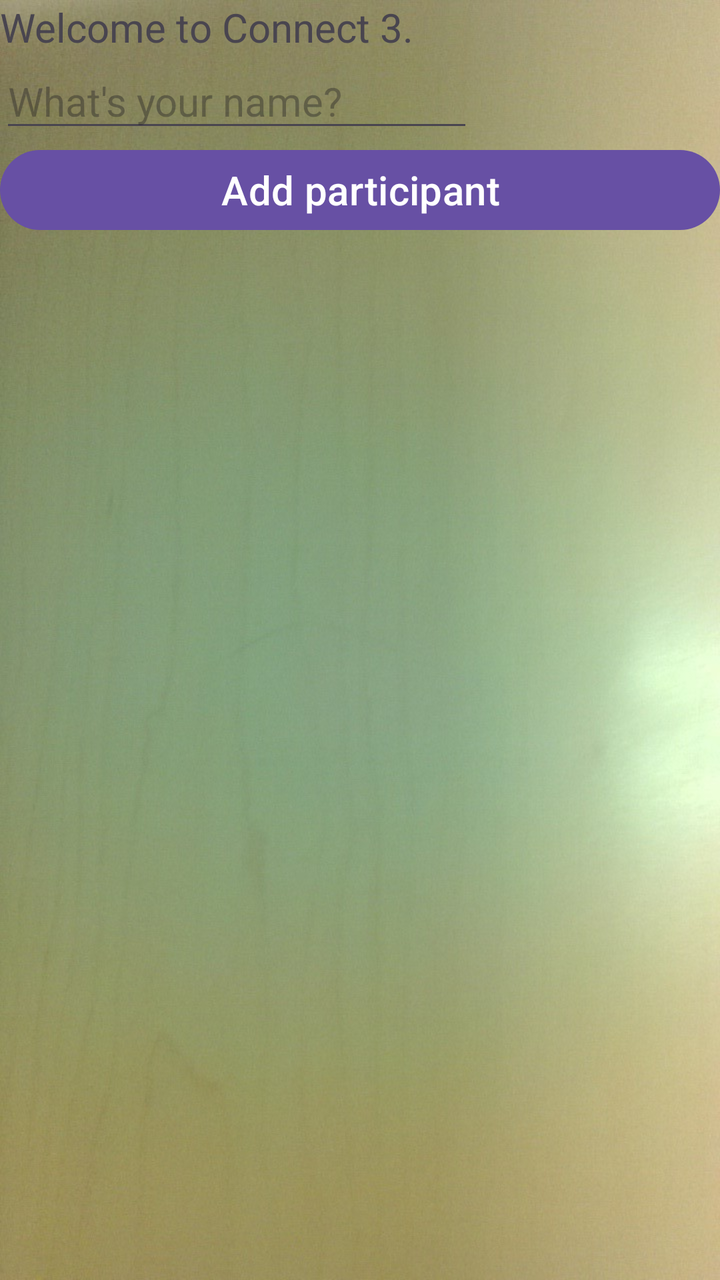
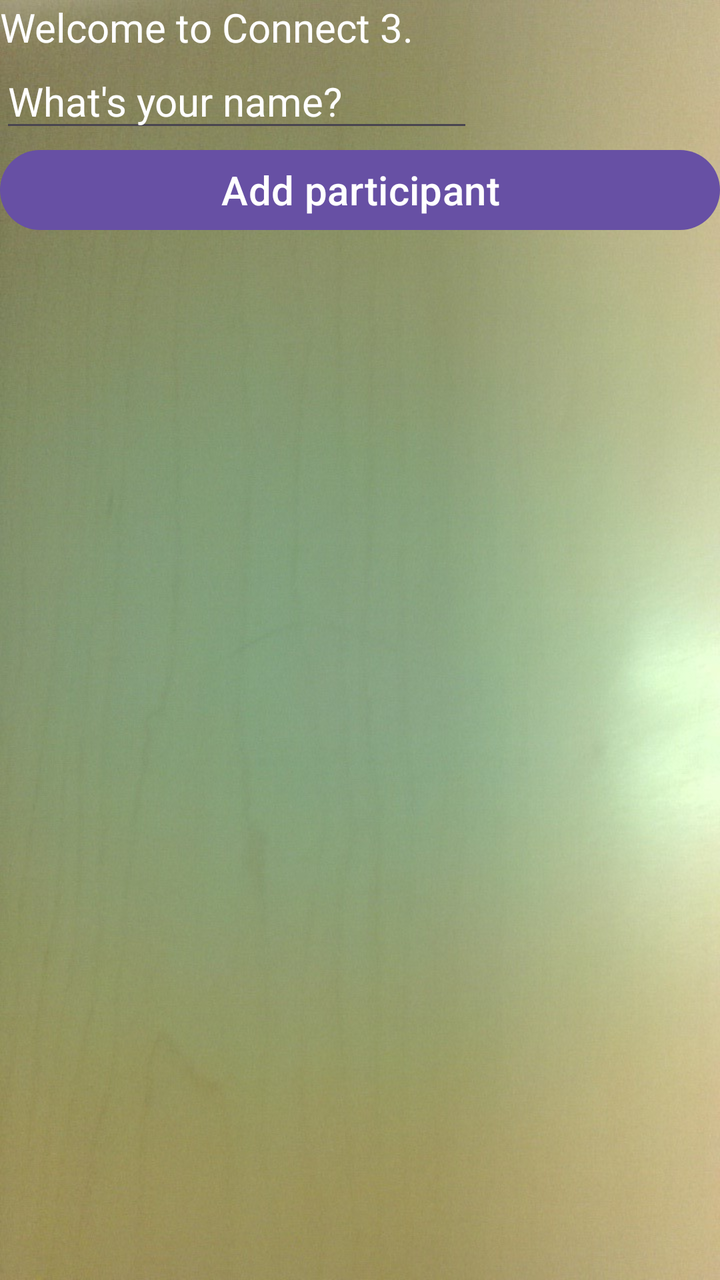

Before-and-after screenshots of an Android layout around one commit, followed by the original layout XML and the change that was made.
<!-- AndroidManifest.xml: application theme Theme.Assignment1 -->
<!-- res/layout/activity_welcome.xml -->
<?xml version="1.0" encoding="utf-8"?>
<LinearLayout xmlns:android="http://schemas.android.com/apk/res/android"
    android:layout_width="match_parent"
    android:layout_height="wrap_content"
    android:background="@drawable/background1"
    android:orientation="vertical">

    <LinearLayout
        android:id="@+id/elementsArea"
        android:layout_width="match_parent"
        android:layout_height="match_parent"
        android:orientation="vertical">

        <TextView
            android:id="@+id/welcomeTextView"
            android:layout_width="wrap_content"
            android:layout_height="wrap_content"
            android:text="Welcome to Connect 3."
            android:textSize="20sp" />

        <EditText
            android:id="@+id/participantNameEditText"
            android:layout_width="wrap_content"
            android:layout_height="wrap_content"
            android:ems="10"
            android:hint="What's your name?"
            android:inputType="text"
            android:textSize="20sp" />

        <Button
            android:id="@+id/addParticipantButton"
            android:layout_width="match_parent"
            android:layout_height="wrap_content"
            android:onClick="addParticipantChosen"
            android:text="Add participant"
            android:textSize="20sp" />

        <LinearLayout
            android:id="@+id/participantsArea"
            android:layout_width="match_parent"
            android:layout_height="match_parent"
            android:orientation="vertical">

        </LinearLayout>

        <Button
            android:id="@+id/wishMeLuckButton"
            android:layout_width="match_parent"
            android:layout_height="wrap_content"
            android:onClick="wishMeLuckButtonChosen"
            android:text="Wish me luck"
            android:textSize="20sp" />

    </LinearLayout>

</LinearLayout>
<!-- resources referenced by this layout -->
<resources>
  <!-- drawable background1: jpg bitmap (drawable, 110363 bytes) -->
  <style name="Theme.Assignment1" parent="Base.Theme.Assignment1" />
  <style name="Base.Theme.Assignment1" parent="Theme.Material3.DayNight.NoActionBar">
          
          
      </style>
</resources>

<!-- the commit's change to res/layout/activity_welcome.xml (unified diff, before → after) -->
@@ -16,6 +16,7 @@
             android:layout_width="wrap_content"
             android:layout_height="wrap_content"
             android:text="Welcome to Connect 3."
+            android:textColor="@color/white"
             android:textSize="20sp" />
 
         <EditText
@@ -25,6 +26,8 @@
             android:ems="10"
             android:hint="What's your name?"
             android:inputType="text"
+            android:textColor="@color/white"
+            android:textColorHint="@color/white"
             android:textSize="20sp" />
 
         <Button
<!-- resource entries referenced after the edit -->
@@ -1,5 +1,6 @@
 <!-- resources referenced by this layout -->
 <resources>
+  <color name="white">#FFFFFFFF</color>
   <!-- drawable background1: jpg bitmap (drawable, 110363 bytes) -->
   <style name="Theme.Assignment1" parent="Base.Theme.Assignment1" />
   <style name="Base.Theme.Assignment1" parent="Theme.Material3.DayNight.NoActionBar">
